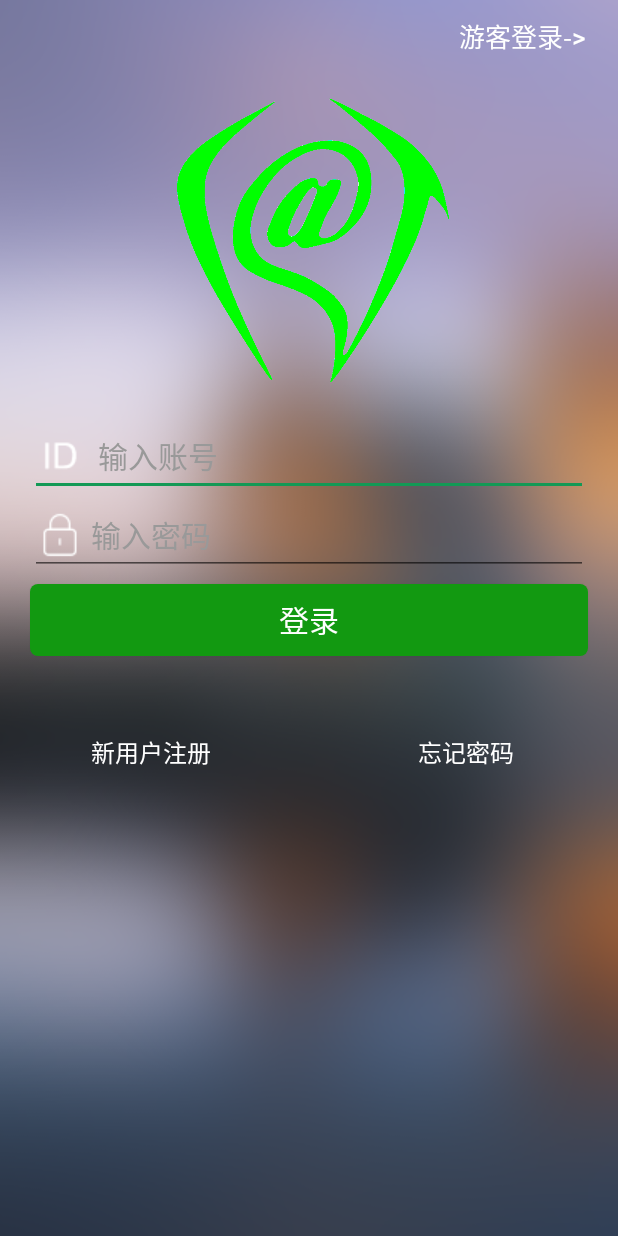
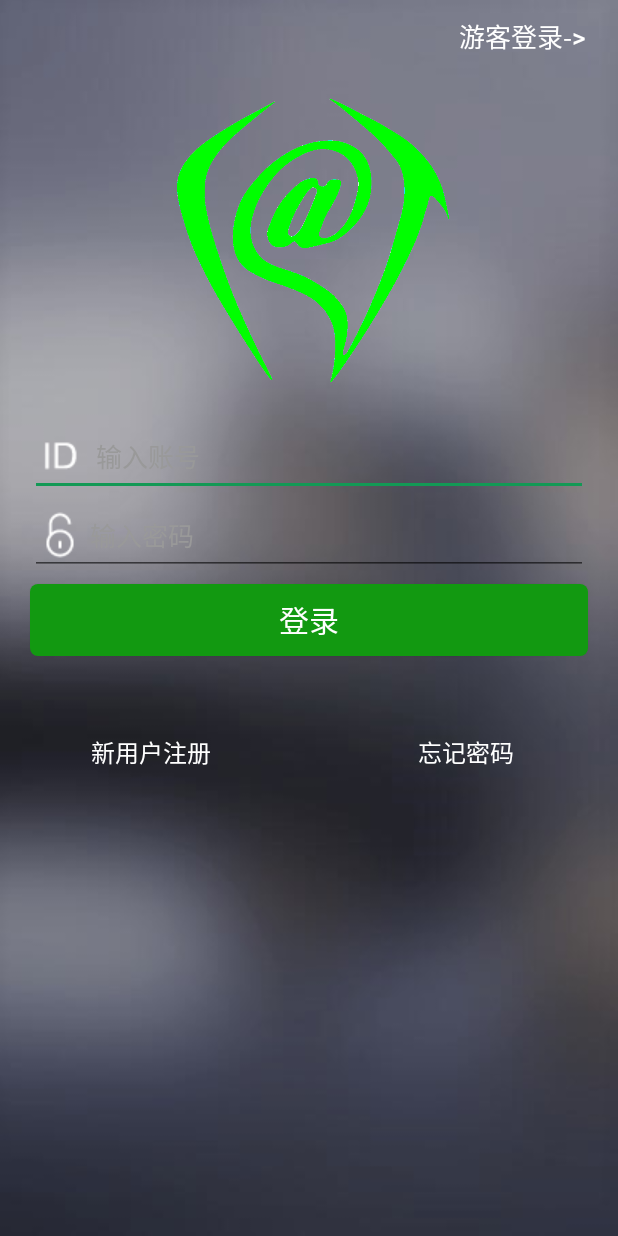
Before and after one commit to Dream97/CGAPP, an Android app: the LoginActivity screen opened directly, with no data from a screen before it, on a phone screen of 412 x 824 dp. Run offline under Robolectric (Android 15) with nearby library versions, the phone set to English and light mode, and no system bars.

Commit message:
背景弄暗一点

```diff
--- a/app/src/main/java/com/cgapp/activity/LoginActivity.java
+++ b/app/src/main/java/com/cgapp/activity/LoginActivity.java
@@ -46,6 +46,7 @@ public class LoginActivity extends AppCompatActivity implements View.OnClickList
 
     private void initView()
     {
+
         id = (EditText) findViewById(R.id.login_id);
         password = (EditText) findViewById(R.id.login_password);
         loginBt = (Button) findViewById(R.id.login_bt);
--- a/app/src/main/res/layout/activity_login.xml
+++ b/app/src/main/res/layout/activity_login.xml
@@ -4,7 +4,9 @@
     android:layout_height="match_parent"
     android:layout_width="match_parent"
     tools:context=".activity.LoginActivity"
-    android:background="@drawable/background">
+    android:background="@drawable/background3"
+    android:id="@+id/background"
+    >
 <!--
     <View
         android:layout_width="match_parent"
@@ -45,20 +47,21 @@
         android:hint="  输入账号"
         android:textColorHint="#999999"
         android:textColor="#FFFFFF"
-        android:textSize="20sp"
+        android:textSize="17sp"
         android:layout_below="@+id/imageView"
         android:layout_centerHorizontal="true"
-        android:layout_marginTop="20dp" />
+        android:layout_marginTop="20dp"
+        />
 
     <EditText
         android:id="@+id/login_password"
-        android:layout_width="wrap_content"
+        android:layout_width="match_parent"
         android:layout_height="wrap_content"
         android:inputType="textPassword"
         android:ems="10"
         android:hint=" 输入密码"
-        android:drawableLeft="@drawable/pass"
-        android:textSize="20sp"
+        android:drawableLeft="@drawable/pass1"
+        android:textSize="17sp"
         android:textColorHint="#999999"
         android:textColor="#FFFFFF"
         android:layout_below="@+id/login_id"
--- a/app/src/main/res/layout/nav_header.xml
+++ b/app/src/main/res/layout/nav_header.xml
@@ -5,13 +5,12 @@
     android:background="@color/colorPrimary"
     android:orientation="horizontal">
 
-    <ImageView
+    <de.hdodenhof.circleimageview.CircleImageView
         android:layout_width="80dp"
         android:layout_height="80dp"
         android:id="@+id/user_image"
         android:layout_marginLeft="20dp"
         android:layout_marginTop="30dp"
-        android:scaleType="fitXY"
         android:src="@drawable/myimage"
         android:background="@color/colorPrimary"
         />
--- a/build.gradle
+++ b/build.gradle
@@ -5,7 +5,7 @@ buildscript {
         jcenter()
     }
     dependencies {
-        classpath 'com.android.tools.build:gradle:2.2.3'
+        classpath 'com.android.tools.build:gradle:3.0.0-alpha1'
 
         // NOTE: Do not place your application dependencies here; they belong
         // in the individual module build.gradle files
```
Also changed, not shown: app/src/main/res/drawable/background3.jpg (added), app/src/main/res/drawable/image.jpg (added), app/src/main/res/drawable/pass1.png (added), gradle/wrapper/gradle-wrapper.properties.
